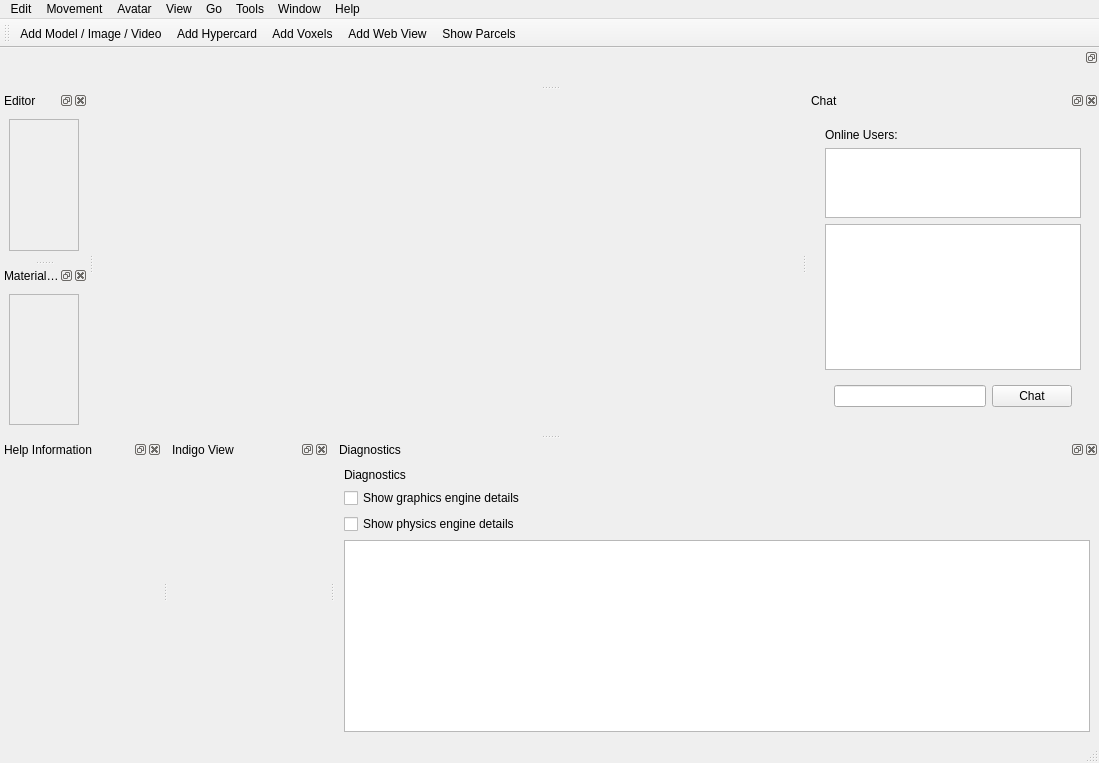
Above: gui_client/MainWindow.ui from shipilovden/substrata-metasiberia before the change. Below: the same form after it.
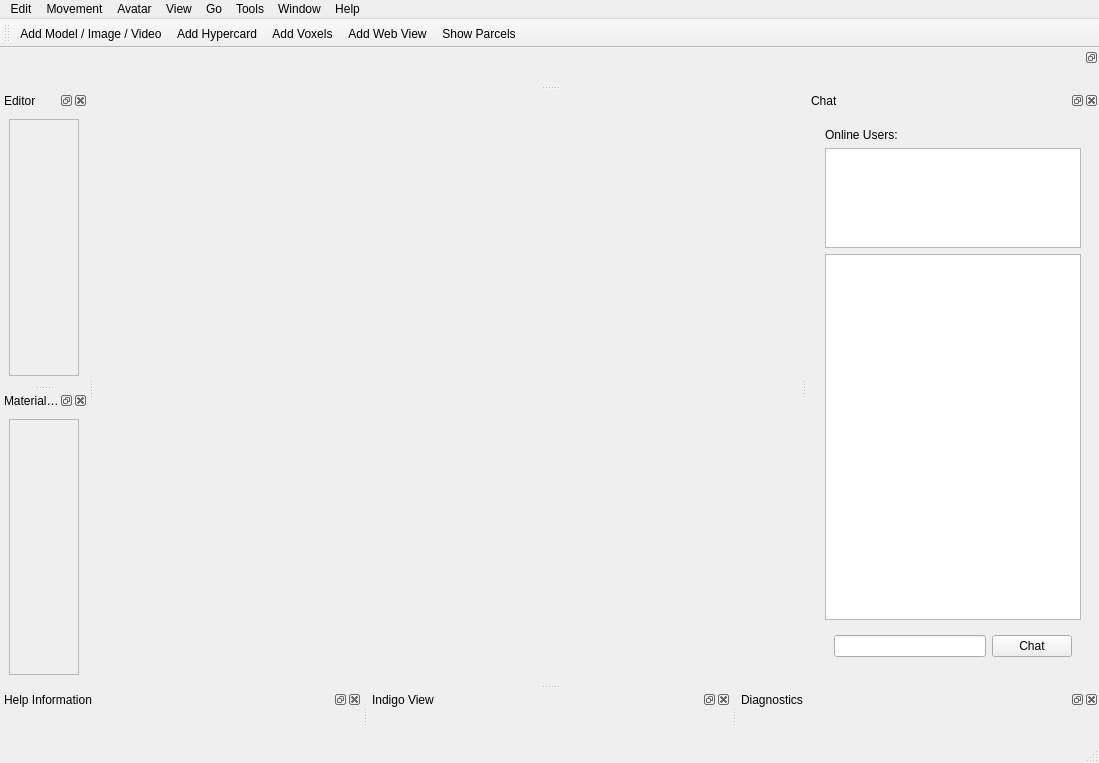
That is the form after the change. Custom widgets are drawn as their Qt base class.

Commit message: Added DiagnosticsWidget class.

What changed in the file:
```diff
--- a/gui_client/MainWindow.ui
+++ b/gui_client/MainWindow.ui
@@ -239,7 +239,7 @@
           <x>0</x>
           <y>0</y>
           <width>69</width>
-          <height>133</height>
+          <height>257</height>
          </rect>
         </property>
         <layout class="QVBoxLayout" name="verticalLayout_4">
@@ -336,7 +336,7 @@
           <x>0</x>
           <y>0</y>
           <width>69</width>
-          <height>133</height>
+          <height>253</height>
          </rect>
         </property>
        </widget>
@@ -369,36 +369,23 @@
    </attribute>
    <widget class="QWidget" name="diagnosticsDockWidgetContents">
     <layout class="QVBoxLayout" name="verticalLayout_11">
+     <property name="spacing">
+      <number>0</number>
+     </property>
+     <property name="leftMargin">
+      <number>0</number>
+     </property>
+     <property name="topMargin">
+      <number>0</number>
+     </property>
+     <property name="rightMargin">
+      <number>0</number>
+     </property>
+     <property name="bottomMargin">
+      <number>0</number>
+     </property>
      <item>
-      <widget class="QLabel" name="diagnosticsLabel">
-       <property name="text">
-        <string>Diagnostics</string>
-       </property>
-      </widget>
-     </item>
-     <item>
-      <widget class="QCheckBox" name="graphicsDiagnosticsCheckBox">
-       <property name="text">
-        <string>Show graphics engine details</string>
-       </property>
-      </widget>
-     </item>
-     <item>
-      <widget class="QCheckBox" name="physicsDiagnosticsCheckBox">
-       <property name="text">
-        <string>Show physics engine details</string>
-       </property>
-      </widget>
-     </item>
-     <item>
-      <widget class="QPlainTextEdit" name="diagnosticsTextEdit">
-       <property name="readOnly">
-        <bool>true</bool>
-       </property>
-       <property name="textInteractionFlags">
-        <set>Qt::TextSelectableByMouse</set>
-       </property>
-      </widget>
+      <widget class="DiagnosticsWidget" name="diagnosticsWidget" native="true"/>
      </item>
     </layout>
    </widget>
@@ -644,6 +631,12 @@
    <header>IndigoView.h</header>
    <container>1</container>
   </customwidget>
+  <customwidget>
+   <class>DiagnosticsWidget</class>
+   <extends>QWidget</extends>
+   <header>DiagnosticsWidget.h</header>
+   <container>1</container>
+  </customwidget>
  </customwidgets>
  <resources/>
  <connections/>
```
The commit also changes 4 other files.
